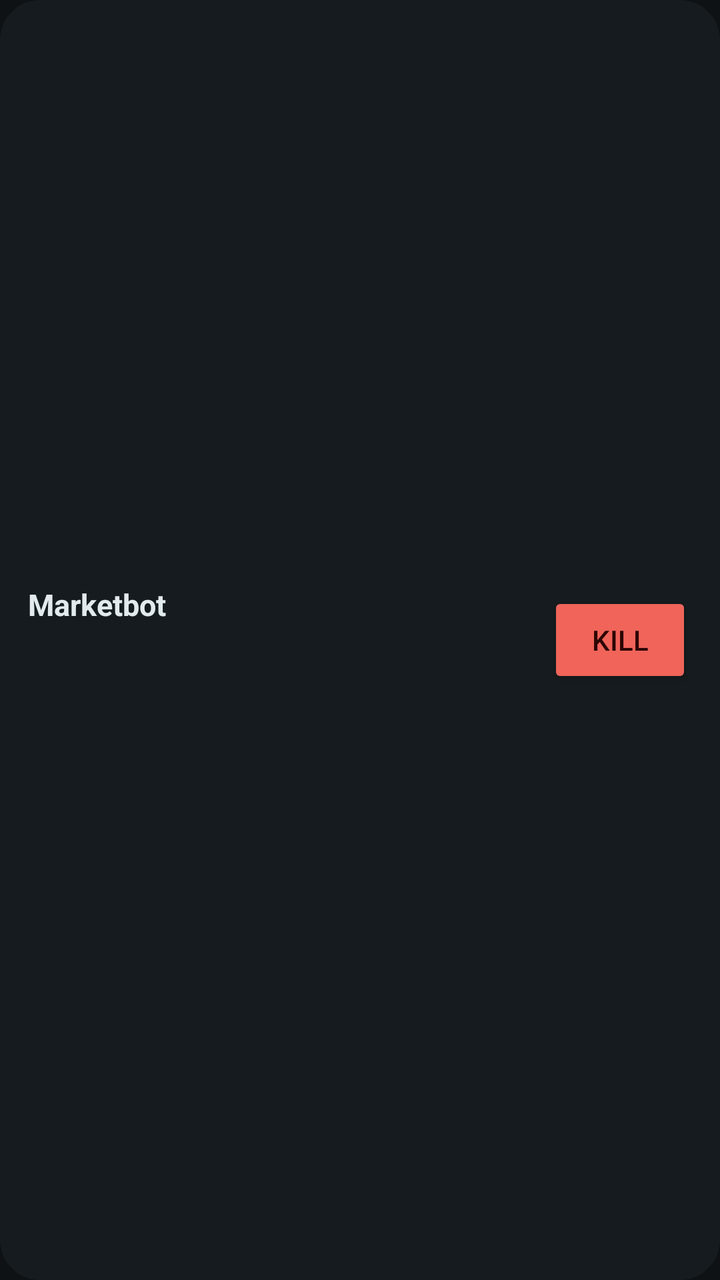
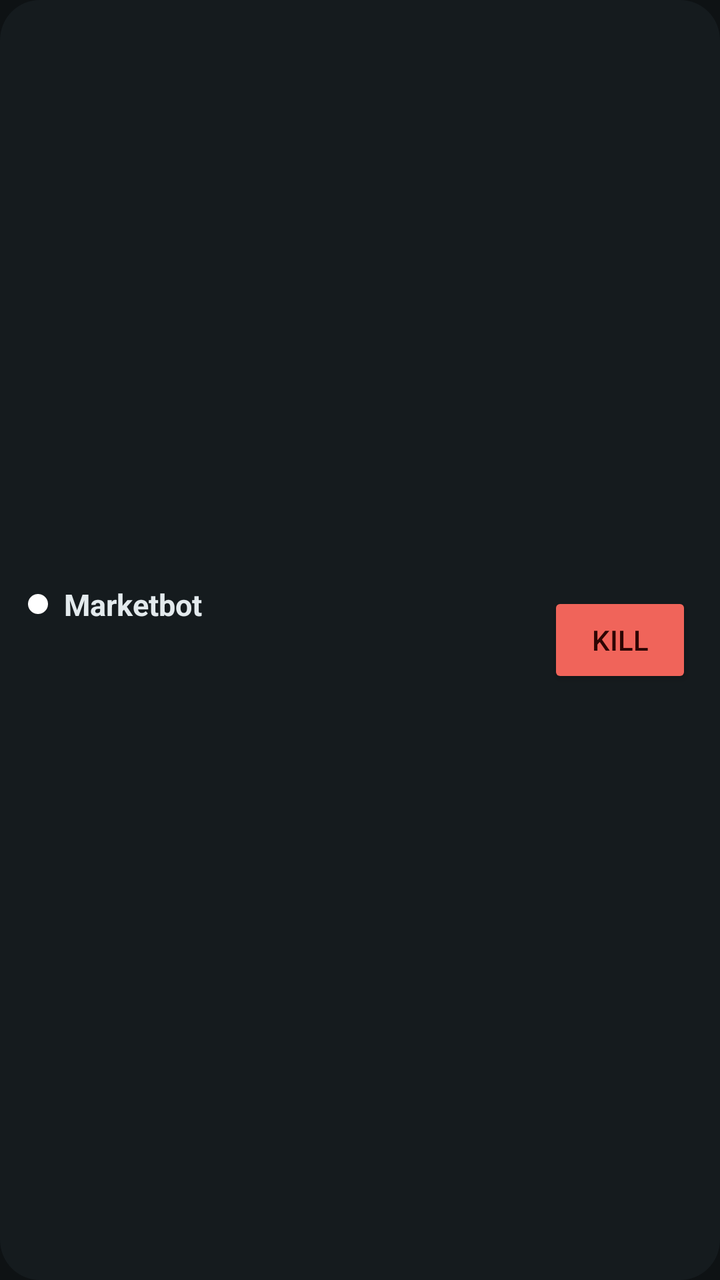

Two renders of the same Android screen: before a commit and after it. Below are the layout's source before the change and the commit's diff.
<!-- AndroidManifest.xml: application theme Theme.Marketbot -->
<!-- res/layout/widget_status.xml -->
<?xml version="1.0" encoding="utf-8"?>
<LinearLayout xmlns:android="http://schemas.android.com/apk/res/android"
    android:id="@+id/w_root"
    android:layout_width="match_parent"
    android:layout_height="match_parent"
    android:orientation="horizontal"
    android:gravity="center_vertical"
    android:padding="14dp"
    android:background="@drawable/widget_bg">
    <LinearLayout
        android:layout_width="0dp"
        android:layout_height="wrap_content"
        android:layout_weight="1"
        android:orientation="vertical">
        <TextView android:id="@+id/w_state" android:layout_width="wrap_content" android:layout_height="wrap_content"
            android:text="@string/app_name" android:textColor="#E3EAED" android:textSize="15sp" android:textStyle="bold" />
        <TextView android:id="@+id/w_live" android:layout_width="wrap_content" android:layout_height="wrap_content"
            android:textColor="#A9B7BD" android:textSize="13sp" />
        <TextView android:id="@+id/w_paper" android:layout_width="wrap_content" android:layout_height="wrap_content"
            android:textColor="#A493FF" android:textSize="13sp" />
    </LinearLayout>
    <Button android:id="@+id/w_kill" android:layout_width="wrap_content" android:layout_height="48dp"
        android:minWidth="72dp" android:text="@string/widget_kill" android:textColor="#2D0503" android:backgroundTint="#F0645A"
        android:contentDescription="@string/widget_kill_description" />
</LinearLayout>
<!-- resources referenced by this layout -->
<resources>
  <!-- drawable widget_bg (drawable) -->
  <?xml version="1.0" encoding="utf-8"?>
  <shape xmlns:android="http://schemas.android.com/apk/res/android" android:shape="rectangle">
      <solid android:color="#F0161C1F" />
      <corners android:radius="20dp" />
  </shape>
  <string name="app_name">Marketbot</string>
  <string name="widget_kill">KILL</string>
  <string name="widget_kill_description">Kill switch: cancel every resting order</string>
  <style name="Theme.Marketbot" parent="android:Theme.Material.NoActionBar">
          <item name="android:windowBackground">@color/bg</item>
          <item name="android:statusBarColor">@android:color/transparent</item>
          <item name="android:navigationBarColor">@android:color/transparent</item>
      </style>
  <color name="bg">#0E1214</color>
</resources>

<!-- the commit's change to res/layout/widget_status.xml (unified diff, before → after) -->
@@ -12,8 +12,12 @@
         android:layout_height="wrap_content"
         android:layout_weight="1"
         android:orientation="vertical">
-        <TextView android:id="@+id/w_state" android:layout_width="wrap_content" android:layout_height="wrap_content"
-            android:text="@string/app_name" android:textColor="#E3EAED" android:textSize="15sp" android:textStyle="bold" />
+        <LinearLayout android:layout_width="wrap_content" android:layout_height="wrap_content" android:orientation="horizontal" android:gravity="center_vertical">
+            <ImageView android:id="@+id/w_beat" android:layout_width="10dp" android:layout_height="10dp" android:layout_marginEnd="8dp"
+                android:src="@drawable/widget_dot" android:contentDescription="@string/widget_heartbeat" />
+            <TextView android:id="@+id/w_state" android:layout_width="wrap_content" android:layout_height="wrap_content"
+                android:text="@string/app_name" android:textColor="#E3EAED" android:textSize="15sp" android:textStyle="bold" />
+        </LinearLayout>
         <TextView android:id="@+id/w_live" android:layout_width="wrap_content" android:layout_height="wrap_content"
             android:textColor="#A9B7BD" android:textSize="13sp" />
         <TextView android:id="@+id/w_paper" android:layout_width="wrap_content" android:layout_height="wrap_content"
<!-- resource entries referenced after the edit -->
@@ -6,7 +6,14 @@
       <solid android:color="#F0161C1F" />
       <corners android:radius="20dp" />
   </shape>
+  <!-- drawable widget_dot (drawable) -->
+  <?xml version="1.0" encoding="utf-8"?>
+  <shape xmlns:android="http://schemas.android.com/apk/res/android" android:shape="oval">
+      <solid android:color="#FFFFFFFF" />
+      <size android:width="10dp" android:height="10dp" />
+  </shape>
   <string name="app_name">Marketbot</string>
+  <string name="widget_heartbeat">Engine heartbeat</string>
   <string name="widget_kill">KILL</string>
   <string name="widget_kill_description">Kill switch: cancel every resting order</string>
   <style name="Theme.Marketbot" parent="android:Theme.Material.NoActionBar">
